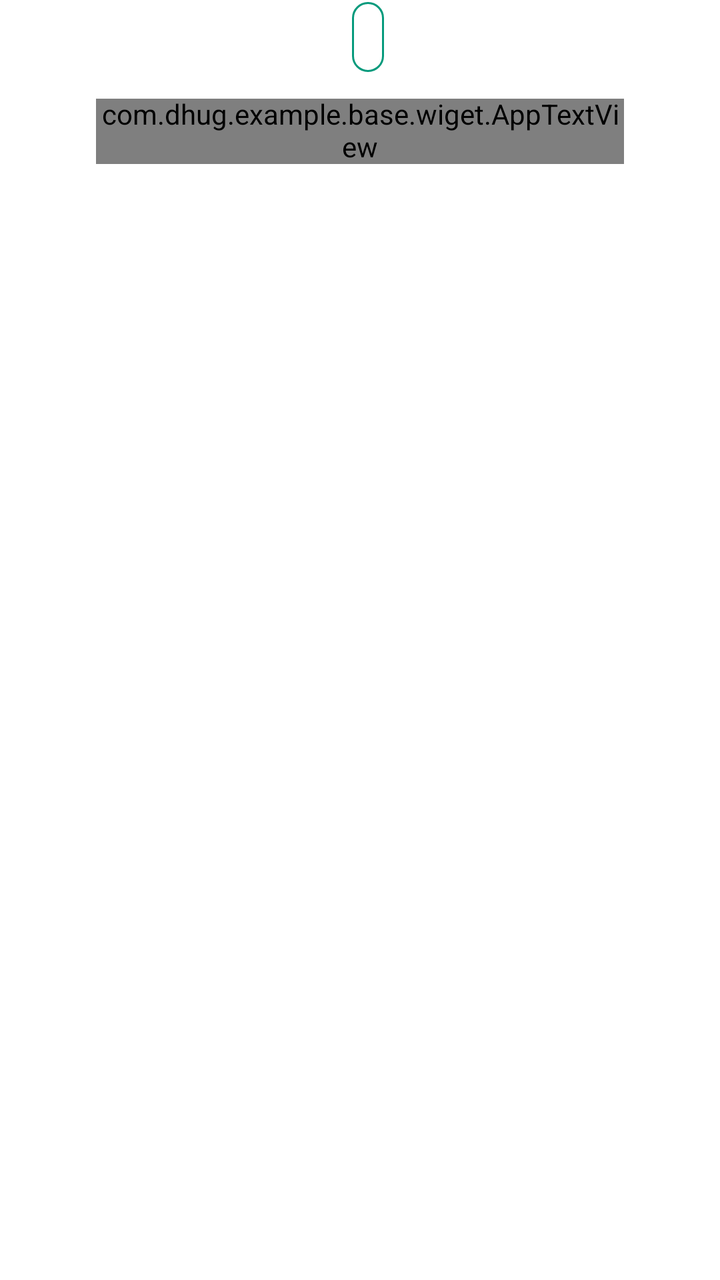
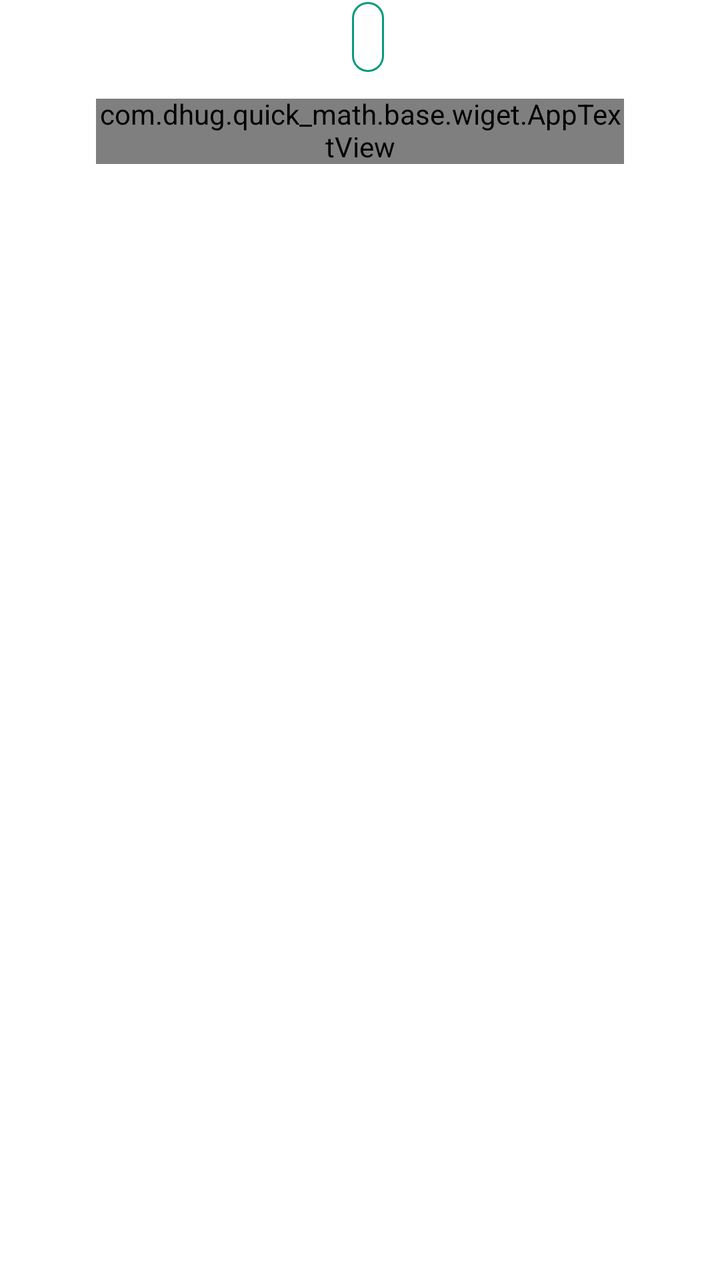

Screens rendered from an Android XML layout before and after an edit, with the pre-edit source and the edit as a unified diff.
<!-- AndroidManifest.xml: application theme Theme.BaseMVVM -->
<!-- res/layout/layout_paywall_premium.xml -->
<?xml version="1.0" encoding="utf-8"?>
<androidx.constraintlayout.widget.ConstraintLayout xmlns:android="http://schemas.android.com/apk/res/android"
    xmlns:app="http://schemas.android.com/apk/res-auto"
    xmlns:tools="http://schemas.android.com/tools"
    android:layout_width="match_parent"
    android:layout_height="wrap_content"
    android:layout_marginVertical="@dimen/dp_8">

    <LinearLayout
        android:id="@+id/llPremium"
        android:layout_width="match_parent"
        android:layout_height="wrap_content"
        android:layout_gravity="center_horizontal"
        android:gravity="center"
        app:layout_constraintLeft_toLeftOf="parent"
        app:layout_constraintRight_toRightOf="parent"
        app:layout_constraintTop_toTopOf="parent"
        tools:ignore="UselessParent">


        <androidx.appcompat.widget.AppCompatTextView
            android:layout_width="wrap_content"
            android:layout_height="wrap_content"
            android:fontFamily="@font/plus_jakarta_sans_extra_bold"
            android:textColor="@color/black_common"
            android:textSize="@dimen/dp_32"
            tools:ignore="SpUsage" />

        <androidx.appcompat.widget.AppCompatTextView
            android:layout_width="wrap_content"
            android:layout_height="wrap_content"
            android:layout_marginStart="@dimen/sp_8"
            android:background="@drawable/bg_border_green_stroke_2dp"
            android:padding="@dimen/dp_8"
            android:textColor="#069A7C"
            android:fontFamily="@font/plus_fakarta_sans_semi_bold"
            android:textSize="@dimen/sp_16"
            tools:ignore="SpUsage" />

    </LinearLayout>

    <LinearLayout
        android:layout_width="match_parent"
        android:layout_height="wrap_content"
        android:gravity="center"
        android:orientation="vertical"
        app:layout_constraintLeft_toLeftOf="parent"
        app:layout_constraintRight_toRightOf="parent"
        app:layout_constraintTop_toBottomOf="@+id/llPremium">

        <com.dhug.example.base.wiget.AppTextView
            style="@style/TextBlackCommon"
            android:layout_width="wrap_content"
            android:layout_height="wrap_content"
            android:layout_marginHorizontal="@dimen/dp_48"
            android:layout_marginTop="@dimen/dp_12"
            android:gravity="center"
            android:textAllCaps="true" />
    </LinearLayout>
</androidx.constraintlayout.widget.ConstraintLayout>
<!-- resources referenced by this layout -->
<resources>
  <color name="black_common">#121B19</color>
  <dimen name="dp_12">12dp</dimen>
  <dimen name="dp_32">32dp</dimen>
  <dimen name="dp_48">48dp</dimen>
  <dimen name="dp_8">8dp</dimen>
  <dimen name="sp_16">16sp</dimen>
  <dimen name="sp_8">8sp</dimen>
  <!-- drawable bg_border_green_stroke_2dp (drawable) -->
  <?xml version="1.0" encoding="utf-8"?>
  <shape xmlns:android="http://schemas.android.com/apk/res/android"
      android:shape="rectangle">
      <corners android:radius="@dimen/dp_10" />
      <solid android:color="@color/transparent" />
      <stroke
          android:width="@dimen/dp_1"
          android:color="#069A7C" />
  </shape>
  <style name="TextBlackCommon">
          <item name="android:textColor">@color/black_common</item>
          <item name="android:textSize">@dimen/sp_14</item>
      </style>
  <style name="Theme.BaseMVVM" parent="AppTheme" />
  <dimen name="dp_10">10dp</dimen>
  <color name="transparent">#00000000</color>
  <dimen name="dp_1">1dp</dimen>
  <dimen name="sp_14">14sp</dimen>
  <color name="common_window_background_color">@color/bg_theme_app</color>
  <color name="common_primary_dark_color">@color/black</color>
  <color name="common_accent_color">@color/n_blue_900</color>
  <color name="common_text_color">#696A6C</color>
  <color name="common_text_hint_color">#C5C6C9</color>
  <color name="common_primary_color">@color/white</color>
  <style name="SearchView">
          <item name="android:textSize">@dimen/sp_14</item>
          <item name="android:editTextColor">@color/black_common</item>
          <item name="android:textColorHint">@color/gray_600</item>
          <item name="titleTextColor">@color/green_primary</item>
          <item name="closeIconTint">@color/green_primary</item>
  
          <item name="fontFamily">@font/plus_fakarta_sans_regular</item>
      </style>
  <color name="green_primary">#07AF8D</color>
  <style name="CustomTimePicker" parent="Widget.MaterialComponents.TimePicker">
          <item name="clockFaceBackgroundColor">#E8F5E9</item> 
          <item name="clockNumberTextColor">@color/green_primary</item> 
          <item name="colorAccent">@color/green_primary</item> 
          
          <item name="android:textColorSecondary">@color/green_primary</item> 
          <item name="android:textColorHint">#A5D6A7</item> 
          <item name="android:textColor">#37474F</item> 
      </style>
  <color name="bg_theme_app">#FFFFFFFF</color>
  <color name="black">#000000</color>
  <color name="n_blue_900">#115F66</color>
  <color name="white">#ffffff</color>
  <color name="gray_600">#7D7E81</color>
  <!-- unchanged entries left out for length: 1 -->
</resources>

<!-- the commit's change to res/layout/layout_paywall_premium.xml (unified diff, before → after) -->
@@ -48,7 +48,7 @@
         app:layout_constraintRight_toRightOf="parent"
         app:layout_constraintTop_toBottomOf="@+id/llPremium">
 
-        <com.dhug.example.base.wiget.AppTextView
+        <com.dhug.quick_math.base.wiget.AppTextView
             style="@style/TextBlackCommon"
             android:layout_width="wrap_content"
             android:layout_height="wrap_content"
